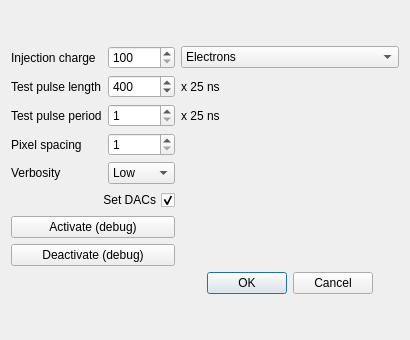
Old version of the form SpidrMpx3Eq/testpulseequalisation.ui in the repository navrit/dexter.
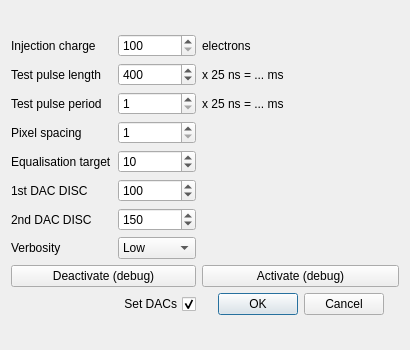
New version of the form.

Commit message: Equalisation updates - more parameters, faster scans, some cleanup

```diff
--- a/SpidrMpx3Eq/testpulseequalisation.ui
+++ b/SpidrMpx3Eq/testpulseequalisation.ui
@@ -7,7 +7,7 @@
     <x>0</x>
     <y>0</y>
     <width>410</width>
-    <height>340</height>
+    <height>350</height>
    </rect>
   </property>
   <property name="sizePolicy">
@@ -34,6 +34,112 @@
   <layout class="QGridLayout" name="gridLayout_2">
    <item row="0" column="0">
     <layout class="QGridLayout" name="gridLayout">
+     <item row="4" column="1">
+      <widget class="QSpinBox" name="spinBox_equalisationTarget">
+       <property name="maximum">
+        <number>511</number>
+       </property>
+       <property name="value">
+        <number>10</number>
+       </property>
+      </widget>
+     </item>
+     <item row="5" column="1">
+      <widget class="QSpinBox" name="spinBox_1st_DAC_DISC">
+       <property name="maximum">
+        <number>511</number>
+       </property>
+       <property name="value">
+        <number>100</number>
+       </property>
+      </widget>
+     </item>
+     <item row="10" column="0" colspan="2">
+      <widget class="QPushButton" name="pushButton_deactivate">
+       <property name="text">
+        <string>Deactivate (debug)</string>
+       </property>
+      </widget>
+     </item>
+     <item row="12" column="1">
+      <widget class="QCheckBox" name="checkBox_setDACs">
+       <property name="layoutDirection">
+        <enum>Qt::RightToLeft</enum>
+       </property>
+       <property name="text">
+        <string>Set DACs</string>
+       </property>
+       <property name="checked">
+        <bool>true</bool>
+       </property>
+      </widget>
+     </item>
+     <item row="4" column="0">
+      <widget class="QLabel" name="label_9">
+       <property name="toolTip">
+        <string>Equalisation target for the noise calculation.
+Eg. SLGM SPM : 10
+      SLGM CSM : 15</string>
+       </property>
+       <property name="text">
+        <string>Equalisation target</string>
+       </property>
+      </widget>
+     </item>
+     <item row="10" column="2">
+      <widget class="QPushButton" name="pushButton_activate">
+       <property name="text">
+        <string>Activate (debug)</string>
+       </property>
+      </widget>
+     </item>
+     <item row="7" column="0">
+      <widget class="QLabel" name="label_2">
+       <property name="text">
+        <string>Verbosity</string>
+       </property>
+      </widget>
+     </item>
+     <item row="1" column="0">
+      <widget class="QLabel" name="label_6">
+       <property name="text">
+        <string>Test pulse length</string>
+       </property>
+      </widget>
+     </item>
+     <item row="0" column="0">
+      <widget class="QLabel" name="label">
+       <property name="text">
+        <string>Injection charge</string>
+       </property>
+      </widget>
+     </item>
+     <item row="0" column="1">
+      <widget class="QSpinBox" name="spinBox_injectionCharge">
+       <property name="toolTip">
+        <string>SLGM : ~4000 electrons minimum
+LGM   : ~2000 electrons minimum
+HGM   : ~1000 electrons minimum
+SHGM : ~1000 electrons minimum</string>
+       </property>
+       <property name="minimum">
+        <number>100</number>
+       </property>
+       <property name="maximum">
+        <number>28000</number>
+       </property>
+       <property name="singleStep">
+        <number>100</number>
+       </property>
+      </widget>
+     </item>
+     <item row="0" column="2">
+      <widget class="QLabel" name="label_4">
+       <property name="text">
+        <string>electrons</string>
+       </property>
+      </widget>
+     </item>
      <item row="2" column="1">
       <widget class="QSpinBox" name="spinBox_testPulsePeriod">
        <property name="minimum">
@@ -44,15 +150,6 @@
        </property>
       </widget>
      </item>
-     <item row="0" column="2">
-      <widget class="QComboBox" name="comboBox_injectionChargeUnits">
-       <item>
-        <property name="text">
-         <string>Electrons</string>
-        </property>
-       </item>
-      </widget>
-     </item>
      <item row="1" column="1">
       <widget class="QSpinBox" name="spinBox_testPulseLength">
        <property name="minimum">
@@ -69,7 +166,7 @@
      <item row="1" column="2">
       <widget class="QLabel" name="label_7">
        <property name="text">
-        <string>x 25 ns</string>
+        <string>x 25 ns = ... ms</string>
        </property>
       </widget>
      </item>
@@ -80,7 +177,17 @@
        </property>
       </widget>
      </item>
-     <item row="8" column="2">
+     <item row="3" column="1">
+      <widget class="QSpinBox" name="spinBox_pixelSpacing">
+       <property name="minimum">
+        <number>1</number>
+       </property>
+       <property name="maximum">
+        <number>31</number>
+       </property>
+      </widget>
+     </item>
+     <item row="12" column="2">
       <widget class="QDialogButtonBox" name="buttonBox">
        <property name="minimumSize">
         <size>
@@ -99,31 +206,14 @@
        </property>
       </widget>
      </item>
-     <item row="3" column="1">
-      <widget class="QSpinBox" name="spinBox_pixelSpacing">
-       <property name="minimum">
-        <number>1</number>
-       </property>
-       <property name="maximum">
-        <number>31</number>
-       </property>
-      </widget>
-     </item>
      <item row="2" column="2">
       <widget class="QLabel" name="label_8">
        <property name="text">
-        <string>x 25 ns</string>
+        <string>x 25 ns = ... ms</string>
        </property>
       </widget>
      </item>
-     <item row="6" column="0" colspan="2">
-      <widget class="QPushButton" name="pushButton_activate">
-       <property name="text">
-        <string>Activate (debug)</string>
-       </property>
-      </widget>
-     </item>
-     <item row="4" column="1">
+     <item row="7" column="1">
       <widget class="QComboBox" name="comboBox_verbosity">
        <item>
         <property name="text">
@@ -144,63 +234,27 @@
        </property>
       </widget>
      </item>
-     <item row="4" column="0">
-      <widget class="QLabel" name="label_2">
+     <item row="5" column="0">
+      <widget class="QLabel" name="label_10">
        <property name="text">
-        <string>Verbosity</string>
+        <string>1st DAC DISC</string>
        </property>
       </widget>
      </item>
-     <item row="1" column="0">
-      <widget class="QLabel" name="label_6">
+     <item row="6" column="0">
+      <widget class="QLabel" name="label_11">
        <property name="text">
-        <string>Test pulse length</string>
+        <string>2nd DAC DISC</string>
        </property>
       </widget>
      </item>
-     <item row="0" column="0">
-      <widget class="QLabel" name="label">
-       <property name="text">
-        <string>Injection charge</string>
-       </property>
-      </widget>
-     </item>
-     <item row="5" column="0" colspan="2">
-      <widget class="QCheckBox" name="checkBox_setDACs">
-       <property name="layoutDirection">
-        <enum>Qt::RightToLeft</enum>
-       </property>
-       <property name="text">
-        <string>Set DACs</string>
-       </property>
-       <property name="checked">
-        <bool>true</bool>
-       </property>
-      </widget>
-     </item>
-     <item row="0" column="1">
-      <widget class="QSpinBox" name="spinBox_injectionCharge">
-       <property name="toolTip">
-        <string>SLGM : ~4000 electrons minimum
-LGM   : ~2000 electrons minimum
-HGM   : ~1000 electrons minimum
-SHGM : ~1000 electrons minimum</string>
-       </property>
-       <property name="minimum">
-        <number>100</number>
-       </property>
+     <item row="6" column="1">
+      <widget class="QSpinBox" name="spinBox_2nd_DAC_DISC">
        <property name="maximum">
-        <number>28000</number>
+        <number>511</number>
        </property>
-       <property name="singleStep">
-        <number>100</number>
-       </property>
-      </widget>
-     </item>
-     <item row="7" column="0" colspan="2">
-      <widget class="QPushButton" name="pushButton_deactivate">
-       <property name="text">
-        <string>Deactivate (debug)</string>
+       <property name="value">
+        <number>150</number>
        </property>
       </widget>
      </item>
```
Left out of the diff: 1 changed line with no effect on the pictures. The commit also changes 6 other files.
